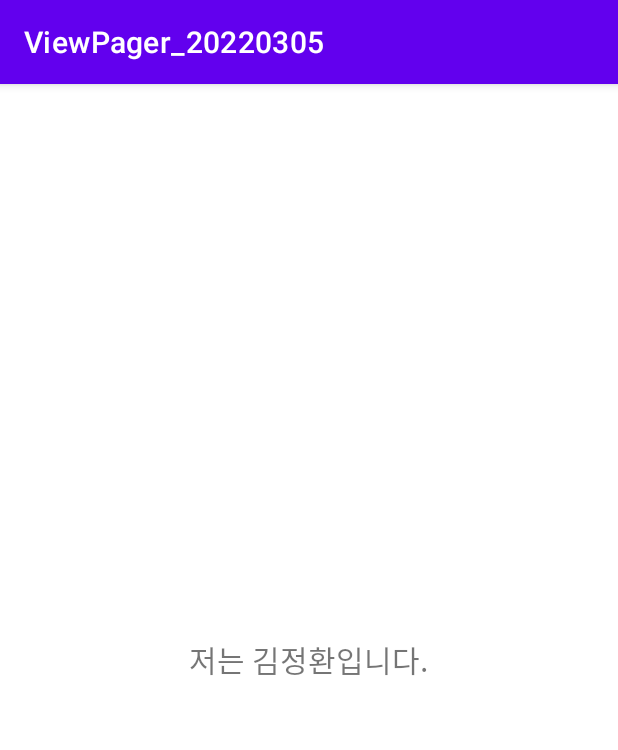
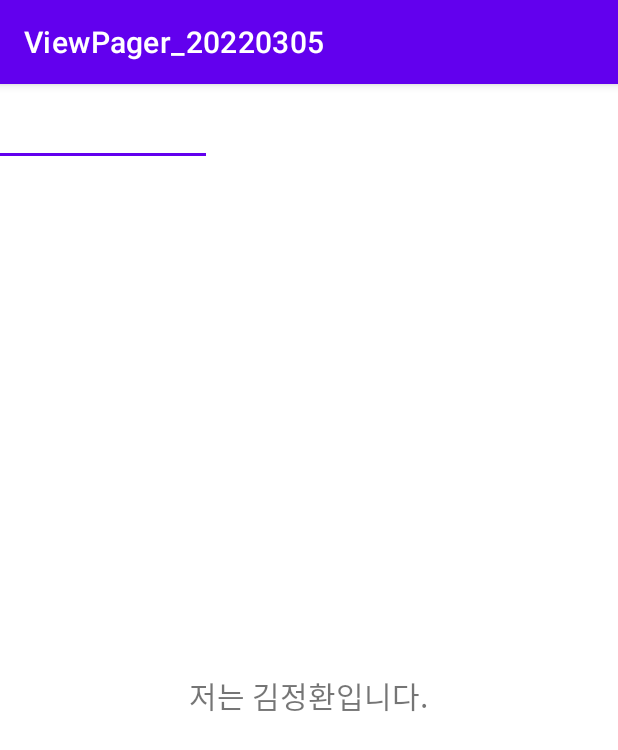
Before and after one commit to BradlyKim/ViewPager_20220305, an Android app: the screen it shows after launch (MainActivity), on a phone screen of 412 x 824 dp. Shown: the top 750 px of the screen. Run offline under Robolectric (Android 15) with nearby library versions, the phone set to English and light mode, and no system bars.

Commit message:
탭레이아웃 배치 / 뷰페이저와 연동

```diff
--- a/app/src/main/java/com/neppplus/viewpager_20220305/MainActivity.kt
+++ b/app/src/main/java/com/neppplus/viewpager_20220305/MainActivity.kt
@@ -31,6 +31,9 @@ class MainActivity : AppCompatActivity() {
 //        그래서 3장 or 4장 등 원하는 페이지수 전체를 메모리에 유지하게 하는 명령어를 추가해준다.
         mainViewPager.offscreenPageLimit = 3
 
+//        탭레이아웃 / 뷰페이저 연결
+        mainTabLayout.setupWithViewPager(mainViewPager)
+
     }
 
 }
--- a/app/src/main/res/layout/activity_main.xml
+++ b/app/src/main/res/layout/activity_main.xml
@@ -6,6 +6,11 @@
     android:layout_width="match_parent"
     android:layout_height="match_parent"
     tools:context=".MainActivity">
+
+    <com.google.android.material.tabs.TabLayout
+        android:id="@+id/mainTabLayout"
+        android:layout_width="match_parent"
+        android:layout_height="wrap_content"/>
 
     <androidx.viewpager.widget.ViewPager
         android:id="@+id/mainViewPager"
```
